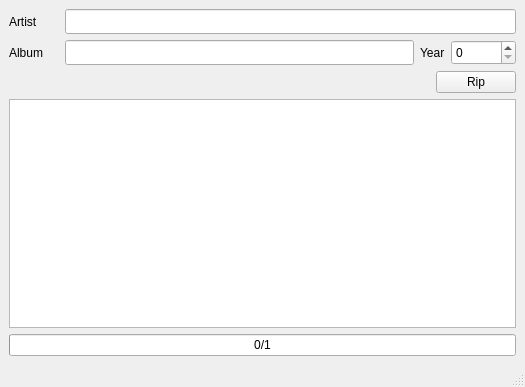
Qt form ui/app.ui (ngc7293/qtparanoia) before a commit.
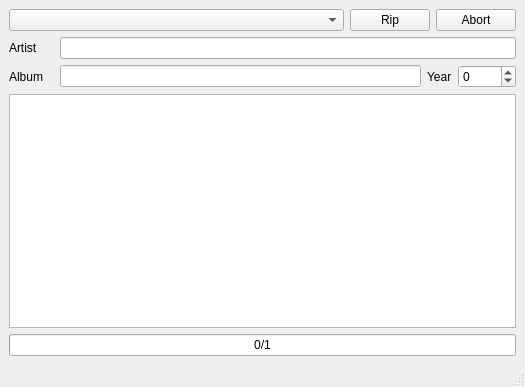
The same form after that commit.

Diff of the .ui file:
```diff
--- a/ui/app.ui
+++ b/ui/app.ui
@@ -21,43 +21,6 @@
   </property>
   <widget class="QWidget" name="centralwidget">
    <layout class="QGridLayout" name="gridLayout">
-    <item row="2" column="0">
-     <layout class="QHBoxLayout" name="horizontalLayout_3">
-      <item>
-       <spacer name="horizontalSpacer">
-        <property name="orientation">
-         <enum>Qt::Horizontal</enum>
-        </property>
-        <property name="sizeHint" stdset="0">
-         <size>
-          <width>40</width>
-          <height>20</height>
-         </size>
-        </property>
-       </spacer>
-      </item>
-      <item>
-       <widget class="QPushButton" name="rip_button">
-        <property name="text">
-         <string>Rip</string>
-        </property>
-       </widget>
-      </item>
-     </layout>
-    </item>
-    <item row="4" column="0">
-     <widget class="QProgressBar" name="progress_bar">
-      <property name="maximum">
-       <number>1</number>
-      </property>
-      <property name="value">
-       <number>0</number>
-      </property>
-      <property name="format">
-       <string>%v/%m</string>
-      </property>
-     </widget>
-    </item>
     <item row="1" column="0">
      <layout class="QVBoxLayout" name="verticalLayout">
       <property name="sizeConstraint">
@@ -66,10 +29,38 @@
       <item>
        <layout class="QHBoxLayout" name="horizontalLayout_2">
         <item>
-         <widget class="QLabel" name="label_2">
+         <widget class="QComboBox" name="device_dropdown">
+          <property name="sizePolicy">
+           <sizepolicy hsizetype="Expanding" vsizetype="Fixed">
+            <horstretch>0</horstretch>
+            <verstretch>0</verstretch>
+           </sizepolicy>
+          </property>
+         </widget>
+        </item>
+        <item>
+         <widget class="QPushButton" name="rip_button">
+          <property name="text">
+           <string>Rip</string>
+          </property>
+         </widget>
+        </item>
+        <item>
+         <widget class="QPushButton" name="abort_button">
+          <property name="text">
+           <string>Abort</string>
+          </property>
+         </widget>
+        </item>
+       </layout>
+      </item>
+      <item>
+       <layout class="QHBoxLayout" name="hbox_2">
+        <item>
+         <widget class="QLabel" name="artist_label">
           <property name="minimumSize">
            <size>
-            <width>50</width>
+            <width>45</width>
             <height>0</height>
            </size>
           </property>
@@ -79,14 +70,7 @@
          </widget>
         </item>
         <item>
-         <widget class="QLineEdit" name="artist_input">
-          <property name="minimumSize">
-           <size>
-            <width>0</width>
-            <height>25</height>
-           </size>
-          </property>
-         </widget>
+         <widget class="QLineEdit" name="artist_input"/>
         </item>
        </layout>
       </item>
@@ -96,7 +80,7 @@
          <widget class="QLabel" name="label_3">
           <property name="minimumSize">
            <size>
-            <width>50</width>
+            <width>45</width>
             <height>0</height>
            </size>
           </property>
@@ -106,14 +90,7 @@
          </widget>
         </item>
         <item>
-         <widget class="QLineEdit" name="album_input">
-          <property name="minimumSize">
-           <size>
-            <width>0</width>
-            <height>25</height>
-           </size>
-          </property>
-         </widget>
+         <widget class="QLineEdit" name="album_input"/>
         </item>
         <item>
          <widget class="QLabel" name="label">
@@ -124,21 +101,56 @@
         </item>
         <item>
          <widget class="QSpinBox" name="year_input">
-          <property name="minimumSize">
-           <size>
-            <width>65</width>
-            <height>25</height>
-           </size>
+          <property name="minimum">
+           <number>-3000</number>
+          </property>
+          <property name="maximum">
+           <number>3000</number>
           </property>
          </widget>
         </item>
        </layout>
       </item>
+      <item>
+       <widget class="QTableView" name="tag_table">
+        <property name="showGrid">
+         <bool>false</bool>
+        </property>
+        <property name="gridStyle">
+         <enum>Qt::SolidLine</enum>
+        </property>
+        <attribute name="horizontalHeaderCascadingSectionResizes">
+         <bool>true</bool>
+        </attribute>
+        <attribute name="horizontalHeaderStretchLastSection">
+         <bool>true</bool>
+        </attribute>
+        <attribute name="verticalHeaderVisible">
+         <bool>true</bool>
+        </attribute>
+        <attribute name="verticalHeaderDefaultSectionSize">
+         <number>21</number>
+        </attribute>
+        <attribute name="verticalHeaderStretchLastSection">
+         <bool>false</bool>
+        </attribute>
+       </widget>
+      </item>
+      <item>
+       <widget class="QProgressBar" name="progress_bar">
+        <property name="maximum">
+         <number>1</number>
+        </property>
+        <property name="value">
+         <number>0</number>
+        </property>
+        <property name="format">
+         <string>%v/%m</string>
+        </property>
+       </widget>
+      </item>
      </layout>
     </item>
-    <item row="3" column="0">
-     <widget class="QListView" name="track_list"/>
-    </item>
    </layout>
   </widget>
   <widget class="QMenuBar" name="menubar">
```
Left out of the diff: 12 changed lines with no effect on the pictures.
